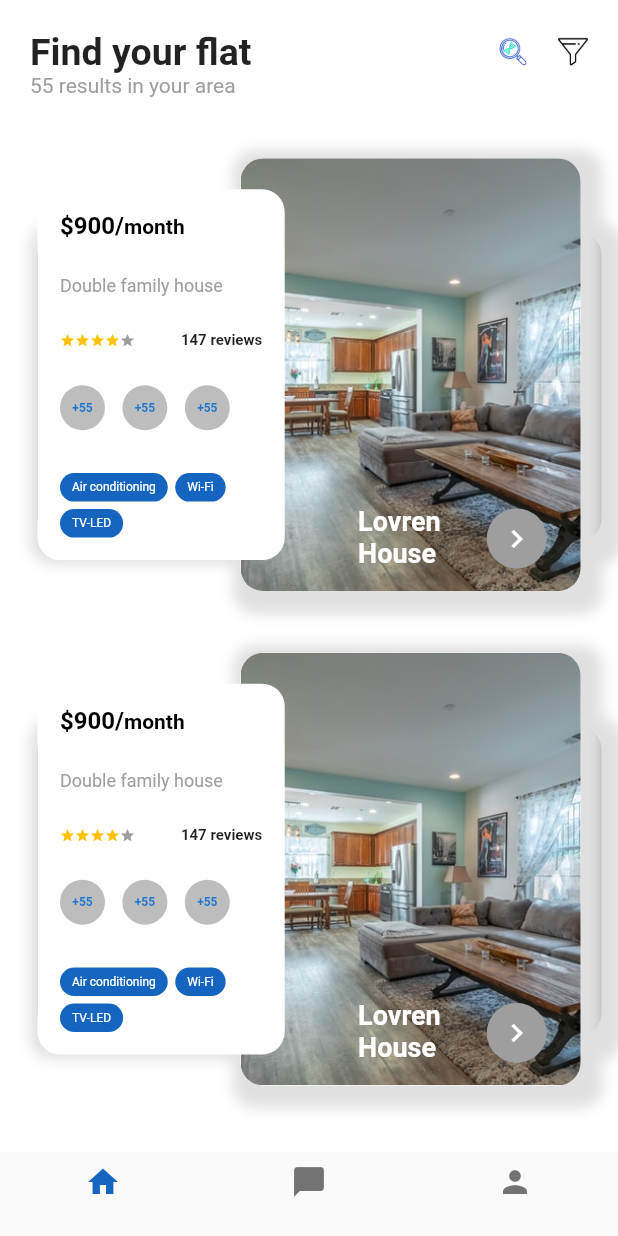
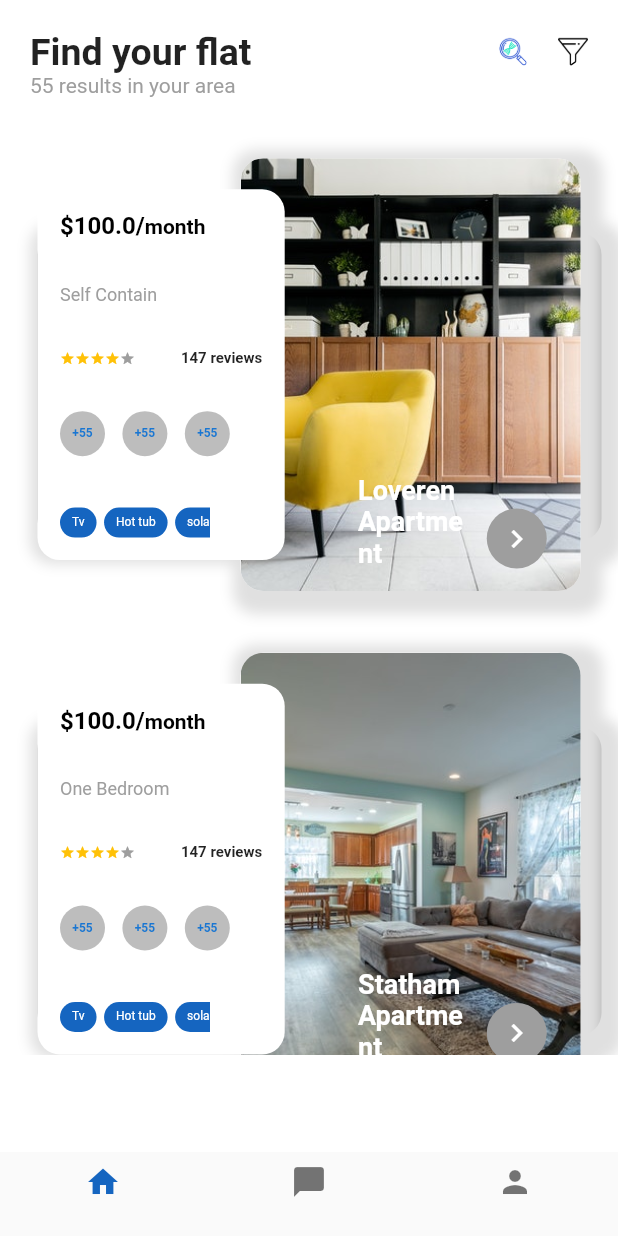
Before and after one commit to codeflames/myApartments, a Flutter app: the screen it shows after launch, on a phone screen of 412 x 824 dp. Run offline on Flutter 3.47's test engine with Material 2 defaults, Android fonts, the phone set to English and light mode, and no system bars; drawn by our look-alikes of flutter_rating_bar; our stand-ins replace flutter_image_slideshow, readmore, slider_button.

Commit message:
refactored the homeview to be dynamic

```diff
--- a/lib/home_page.dart
+++ b/lib/home_page.dart
@@ -1,4 +1,6 @@
 import 'package:city_apartments/apartment_details.dart';
+import 'package:city_apartments/models/apartment_model.dart';
+import 'package:city_apartments/widgets/facility_tag.dart';
 import 'package:flutter/material.dart';
 import 'package:flutter_rating_bar/flutter_rating_bar.dart';
 
@@ -10,8 +12,51 @@ class HomePage extends StatefulWidget {
 }
 
 class _HomePageState extends State<HomePage> {
-  String apartmentImage = 'assets/images/apartment_two.jpg';
-  String apartmentName = 'Lovren House';
+  List<Apartment> apartments = [
+    Apartment(
+      id: 0,
+      name: 'Loveren Apartment',
+      apartmentType: 'Self Contain',
+      image: 'assets/images/apartment_one.jpg',
+      description:
+          'This is a selfContained house having a bathroom, kitchen and a spacious room for both TVs, cushions and a bed',
+      facilities: ['Tv', 'Hot tub', 'solar'],
+      price: 100,
+    ),
+    Apartment(
+      id: 1,
+      name: 'Statham Apartment',
+      apartmentType: 'One Bedroom',
+      image: 'assets/images/apartment_two.jpg',
+      description:
+          'This is a selfContained house having a bathroom, kitchen and a spacious room for both TVs, cushions and a bed',
+      facilities: ['Tv', 'Hot tub', 'solar', 'air conditioning'],
+      price: 100,
+    ),
+    Apartment(
+      id: 2,
+      name: 'Jason Arena',
+      apartmentType: 'Two bedroom',
+      image: 'assets/images/apartment_three.jpg',
+      description:
+          'This is a selfContained house having a bathroom, kitchen and a spacious room for both TVs, cushions and a bed',
+      facilities: ['Tv', 'Movie-house', 'solar'],
+      price: 100,
+    ),
+    Apartment(
+      id: 3,
+      name: 'Loveren Apartment',
+      apartmentType: 'Self Contain',
+      image: 'assets/images/apartment_one.jpg',
+      description:
+          'This is a selfContained house having a bathroom, kitchen and a spacious room for both TVs, cushions and a bed',
+      facilities: ['Wi-Fi', 'Hot tub', 'solar'],
+      price: 100,
+    ),
+  ];
+
+  // String apartmentImage = 'assets/images/apartment_two.jpg';
+  // String apartmentName = 'Lovren House';
   @override
   Widget build(BuildContext context) {
     return Scaffold(
@@ -72,8 +117,26 @@ class _HomePageState extends State<HomePage> {
                   ],
                 ),
               ),
-              apartmentCard(context),
-              apartmentCard(context),
+              Container(
+                height: MediaQuery.of(context).size.height * .75,
+                child: ListView.builder(
+                  itemCount: apartments.length,
+                  itemBuilder: (context, index) => apartmentCard(
+                      context: context,
+                      apartmentName: apartments[index].name,
+                      apartmentImage: apartments[index].image,
+                      apartmentPrice: apartments[index].price,
+                      apartmentType: apartments[index].apartmentType,
+                      apartmentFacilities: [
+                        FacilitiesTag(
+                          facility: apartments[index].facilities,
+                        )
+                      ]),
+                ),
+              ),
+
+              // apartmentCard(context),
+              // apartmentCard(context),
             ],
           ),
         ),
@@ -81,7 +144,16 @@ class _HomePageState extends State<HomePage> {
     );
   }
 
-  Widget apartmentCard(BuildContext context) => Container(
+  Widget apartmentCard(
+          {BuildContext context,
+          double apartmentPrice,
+          String apartmentType,
+          String apartmentImage,
+          String apartmentName,
+          String apartmentDescription,
+          List<Widget> apartmentFacilities}) =>
+      Container(
+        //height: 300,
         height: MediaQuery.of(context).size.height * .40,
         child: Stack(
           children: <Widget>[
@@ -206,12 +278,13 @@ class _HomePageState extends State<HomePage> {
                               fontWeight: FontWeight.bold, color: Colors.black),
                           children: <TextSpan>[
                             TextSpan(
-                                text: '\$900/', style: TextStyle(fontSize: 16)),
+                                text: '\$$apartmentPrice/'.toString(),
+                                style: TextStyle(fontSize: 16)),
                             TextSpan(
                                 text: 'month', style: TextStyle(fontSize: 14))
                           ]),
                     ),
-                    Text('Double family house',
+                    Text(apartmentType,
                         style: TextStyle(fontSize: 12, color: Colors.grey)),
                     Row(
                       mainAxisAlignment: MainAxisAlignment.spaceBetween,
@@ -274,19 +347,7 @@ class _HomePageState extends State<HomePage> {
                         )
                       ],
                     ),
-                    Wrap(
-                      children: <Widget>[
-                        FacilitiesTag(
-                          facility: 'Air conditioning',
-                        ),
-                        FacilitiesTag(
-                          facility: 'Wi-Fi',
-                        ),
-                        FacilitiesTag(
-                          facility: 'TV-LED',
-                        )
-                      ],
-                    )
+                    ...apartmentFacilities
                   ],
                 ),
               ),
@@ -295,27 +356,3 @@ class _HomePageState extends State<HomePage> {
         ),
       );
 }
-
-class FacilitiesTag extends StatelessWidget {
-  final String facility;
-  const FacilitiesTag({
-    Key key,
-    this.facility,
-  }) : super(key: key);
-
-  @override
-  Widget build(BuildContext context) {
-    return Container(
-      margin: EdgeInsets.only(top: 5, right: 5),
-      decoration: BoxDecoration(
-          borderRadius: BorderRadius.circular(15), color: Colors.blue[800]),
-      child: Padding(
-        padding: const EdgeInsets.symmetric(vertical: 5.0, horizontal: 8),
-        child: Text(
-          facility,
-          style: TextStyle(color: Colors.white, fontSize: 8),
-        ),
-      ),
-    );
-  }
-}
--- a/lib/models/apartment_model.dart
+++ b/lib/models/apartment_model.dart
@@ -1,3 +1,5 @@
+import 'package:flutter/material.dart';
+
 class Apartment {
   final int id;
   final String name;
@@ -5,12 +7,15 @@ class Apartment {
   final String apartmentType;
   final List<String> facilities;
   final String description;
+  final String image;
 
-  Apartment(
-      {this.id,
-      this.name,
-      this.price,
-      this.apartmentType,
-      this.facilities,
-      this.description});
+  Apartment({
+    this.id,
+    this.name,
+    this.price,
+    this.apartmentType,
+    this.facilities,
+    this.description,
+    this.image,
+  });
 }
--- /dev/null
+++ b/lib/network/apartment_list.dart
@@ -0,0 +1,2 @@
+import 'package:city_apartments/models/apartment_model.dart';
+import 'package:flutter/cupertino.dart';
--- /dev/null
+++ b/lib/widgets/facility_tag.dart
@@ -0,0 +1,35 @@
+import 'package:flutter/material.dart';
+
+class FacilitiesTag extends StatelessWidget {
+  final List<String> facility;
+  const FacilitiesTag({
+    Key key,
+    this.facility,
+  }) : super(key: key);
+
+  @override
+  Widget build(BuildContext context) {
+    return Container(
+      width: 100,
+      height: 25,
+      child: ListView.builder(
+          scrollDirection: Axis.horizontal,
+          shrinkWrap: true,
+          itemCount: facility.length,
+          itemBuilder: (context, index) => Container(
+                margin: EdgeInsets.only(top: 5, right: 5),
+                decoration: BoxDecoration(
+                    borderRadius: BorderRadius.circular(15),
+                    color: Colors.blue[800]),
+                child: Padding(
+                  padding:
+                      const EdgeInsets.symmetric(vertical: 5.0, horizontal: 8),
+                  child: Text(
+                    facility[index],
+                    style: TextStyle(color: Colors.white, fontSize: 8),
+                  ),
+                ),
+              )),
+    );
+  }
+}
```
